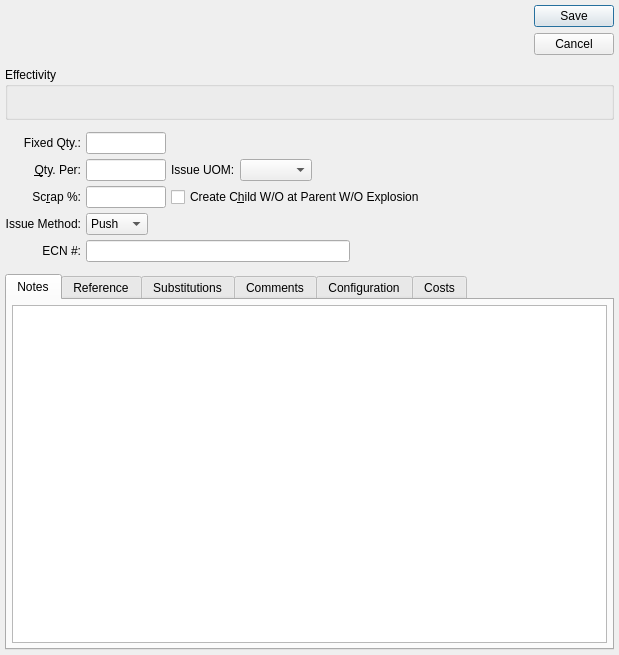
The window that xtuple/trunk/guiclient/bomItem.ui (WooodHead/xtuple) describes before a commit, drawn with Qt 5.
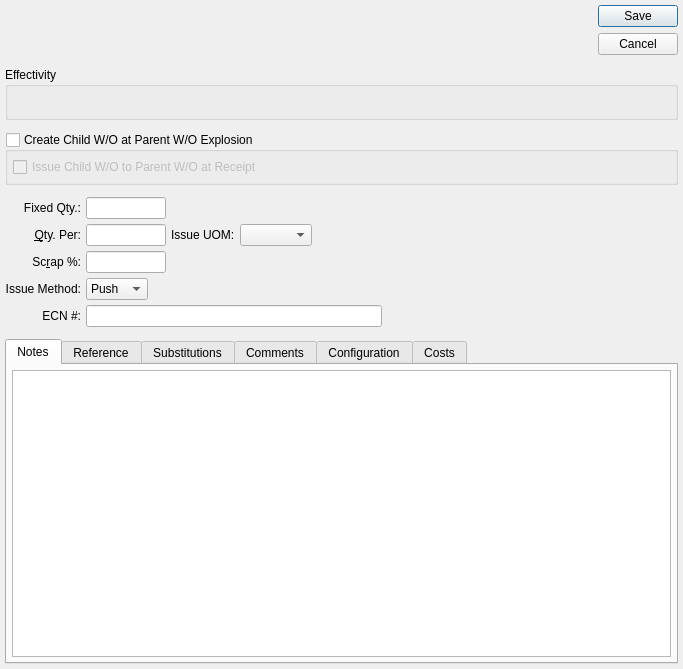
The same window after the commit. Custom widgets are drawn as their Qt base class.

Commit message: Issue #16606:job costing for child work orders

The edit to the form file:
```diff
--- a/xtuple/trunk/guiclient/bomItem.ui
+++ b/xtuple/trunk/guiclient/bomItem.ui
@@ -13,8 +13,8 @@
    <rect>
     <x>0</x>
     <y>0</y>
-    <width>619</width>
-    <height>655</height>
+    <width>683</width>
+    <height>669</height>
    </rect>
   </property>
   <property name="windowTitle">
@@ -93,7 +93,7 @@
      </layout>
     </widget>
    </item>
-   <item row="2" column="0">
+   <item row="3" column="0">
     <layout class="QGridLayout">
      <item row="1" column="0">
       <widget class="QLabel" name="_qtyPerLit">
@@ -196,11 +196,17 @@
         </widget>
        </item>
        <item>
-        <widget class="QCheckBox" name="_createWo">
-         <property name="text">
-          <string>Create C&amp;hild W/O at Parent W/O Explosion</string>
+        <spacer name="horizontalSpacer_2">
+         <property name="orientation">
+          <enum>Qt::Horizontal</enum>
          </property>
-        </widget>
+         <property name="sizeHint" stdset="0">
+          <size>
+           <width>40</width>
+           <height>20</height>
+          </size>
+         </property>
+        </spacer>
        </item>
       </layout>
      </item>
@@ -340,7 +346,7 @@
      </item>
     </layout>
    </item>
-   <item row="3" column="0">
+   <item row="4" column="0">
     <widget class="QTabWidget" name="_tab">
      <property name="sizePolicy">
       <sizepolicy hsizetype="Expanding" vsizetype="Expanding">
@@ -699,6 +705,34 @@
      </widget>
     </widget>
    </item>
+   <item row="2" column="0">
+    <widget class="QGroupBox" name="_createWo">
+     <property name="title">
+      <string>Create Child W/O at Parent W/O Explosion</string>
+     </property>
+     <property name="checkable">
+      <bool>true</bool>
+     </property>
+     <property name="checked">
+      <bool>false</bool>
+     </property>
+     <layout class="QGridLayout" name="gridLayout_4">
+      <item row="0" column="0">
+       <widget class="QCheckBox" name="_issueWo">
+        <property name="sizePolicy">
+         <sizepolicy hsizetype="Preferred" vsizetype="Fixed">
+          <horstretch>0</horstretch>
+          <verstretch>0</verstretch>
+         </sizepolicy>
+        </property>
+        <property name="text">
+         <string>Issue Child W/O to Parent W/O at Receipt</string>
+        </property>
+       </widget>
+      </item>
+     </layout>
+    </widget>
+   </item>
   </layout>
  </widget>
  <layoutdefault spacing="5" margin="5"/>
```
Left out of the diff: 18 changed lines with no effect on the pictures. The commit also changes 6 other files.
